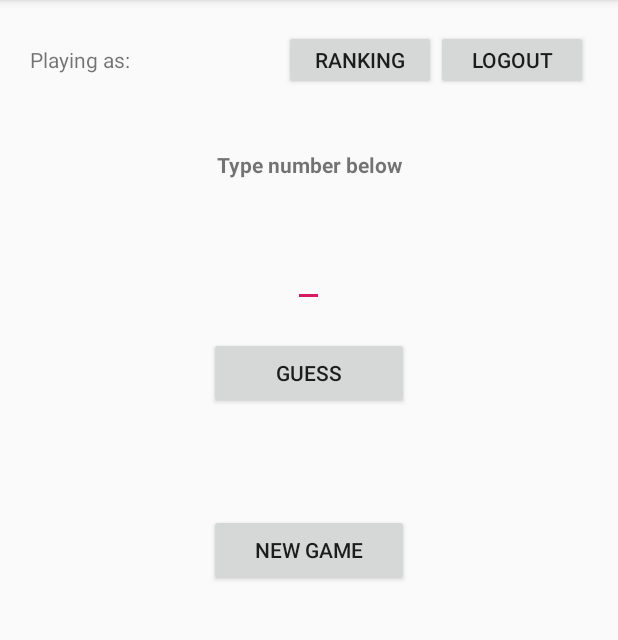
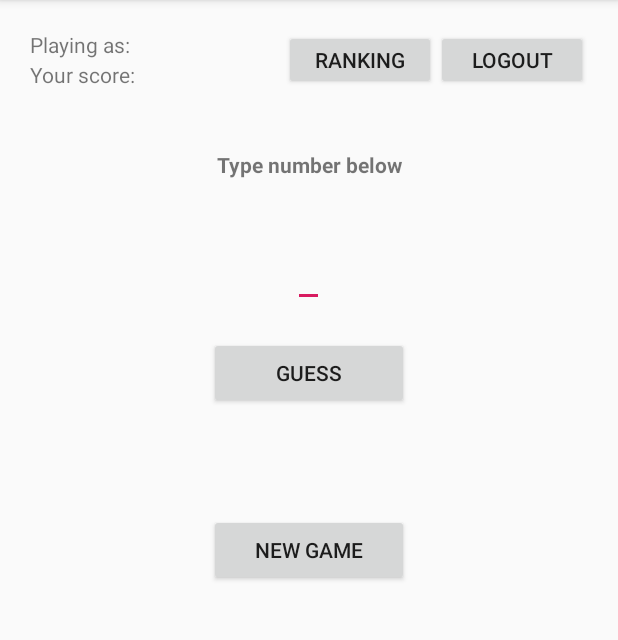
Before and after one commit to tomaszmjurek/GuessTheNumber, an Android app: the MainActivity screen opened directly, with no data from a screen before it, on a phone screen of 412 x 824 dp, the part 84-724 px from its top. Run offline under Robolectric (Android 15) with nearby library versions, the phone set to English and light mode, and no system bars; 10 statements that could not run were skipped.

Commit message:
fix getting score from DB

```diff
--- a/app/src/main/java/com/example/guessthenum/MainActivity.kt
+++ b/app/src/main/java/com/example/guessthenum/MainActivity.kt
@@ -5,21 +5,31 @@ import androidx.appcompat.app.AppCompatActivity
 import android.os.Bundle
 import android.widget.Toast
 import com.example.guessthenum.login.LoginActivity
+import com.example.guessthenum.sql.UserDatabaseHelper
 import kotlin.random.Random
 import kotlinx.android.synthetic.main. activity_main.*
 import java.lang.Exception
+import java.util.logging.Logger
 
 class MainActivity : AppCompatActivity() {
     private var toGuess = -1
     private var tries = 0
     private var score = 0
+    private lateinit var nickName : String
+    private var globalScore = 0
+
+    private lateinit var userDataBaseHelper : UserDatabaseHelper // = UserDatabaseHelper(this@MainActivity)
 
     override fun onCreate(savedInstanceState: Bundle?) {
         super.onCreate(savedInstanceState)
         setContentView(R.layout.activity_main)
 
-        val nickName = intent.getStringExtra("nickName")
+        nickName = intent.getStringExtra("nickName")
         nickNameText.text = "Playing as: $nickName"
+
+        userDataBaseHelper = UserDatabaseHelper(this@MainActivity)
+        globalScore = userDataBaseHelper.getUserScore(nickName)
+        updateGlobalScore()
 
         SeeRankingBtn.setOnClickListener{goToRanking()}
         logoutBtn.setOnClickListener{startActivity(Intent(this, LoginActivity()::class.java))}
@@ -28,7 +38,7 @@ class MainActivity : AppCompatActivity() {
             try {
                 checkAnswer()
             } catch (e : Exception) {
-                // no input value
+                log.info("Input value missing - $e")
             }}
         newGame()
     }
@@ -36,6 +46,7 @@ class MainActivity : AppCompatActivity() {
     private fun newGame() {
         toGuess = Random.nextInt(0, 20)
         tries = 0
+        score = 0
         infoText.text = ""
         triesText.text = ""
     }
@@ -47,7 +58,8 @@ class MainActivity : AppCompatActivity() {
         } else if (guessed == toGuess) {
             tries++
             calculateScore()
-            makeToast("Good job! You got it after $tries tries.")
+            makeToast("Good job! You gained $score points after $tries tries.")
+            updateGlobalScore()
             newGame()
         } else {
             if (guessed < toGuess) infoText.text = "Wrong. Try something greater..."
@@ -79,6 +91,12 @@ class MainActivity : AppCompatActivity() {
         }
     }
 
+    private fun updateGlobalScore() {
+        globalScore += score
+        globalScoreText.text = "Your score: $globalScore"
+        userDataBaseHelper.updateUserScore(nickName, globalScore)
+    }
+
     private fun goToRanking() {
         startActivity(Intent(this,RankingActivity::class.java))
     }
@@ -86,4 +104,8 @@ class MainActivity : AppCompatActivity() {
     private fun makeToast(text : String) {
         Toast.makeText(applicationContext, text, Toast.LENGTH_SHORT).show()
     }
+
+    companion object {
+        val log: Logger = Logger.getLogger(RankingActivity::class.java.simpleName)
+    }
 }
--- a/app/src/main/res/layout/activity_main.xml
+++ b/app/src/main/res/layout/activity_main.xml
@@ -16,14 +16,29 @@
         android:layout_marginRight="20dp"
         android:layout_height="40dp"
         android:layout_marginTop="20dp">
+
+        <LinearLayout
+                android:layout_width="match_parent"
+                android:layout_height="match_parent"
+                android:layout_weight="1.5"
+                android:orientation="vertical">
         <TextView
             android:id="@+id/nickNameText"
             android:layout_weight="1.5"
-            android:text="Playing as: "
+            android:text="@string/playing_as"
             android:gravity="center_vertical"
             android:textAlignment="gravity"
             android:layout_width="match_parent"
             android:layout_height="match_parent" />
+        <TextView
+                android:id="@+id/globalScoreText"
+                android:layout_weight="1.5"
+                android:text="Your score:"
+                android:gravity="center_vertical"
+                android:textAlignment="gravity"
+                android:layout_width="match_parent"
+                android:layout_height="match_parent" />
+        </LinearLayout>
         <Button
                 android:layout_width="match_parent"
                 android:layout_height="match_parent"
--- a/app/src/main/res/values/strings.xml
+++ b/app/src/main/res/values/strings.xml
@@ -21,4 +21,6 @@
     <string name="action_settings">Settings</string>
     <string name="text_hello">Hello,</string>
     <string name="text_title">Android Tutorials Hub</string>
+    <string name="your_global_score">Your global score:</string>
+    <string name="playing_as">Playing as:</string>
 </resources>
```
Also changed, not shown: app/src/main/java/com/example/guessthenum/RankingActivity.kt (+10 -11 lines), app/src/main/java/com/example/guessthenum/sql/UserDatabaseHelper.kt (+112 -83 lines).
